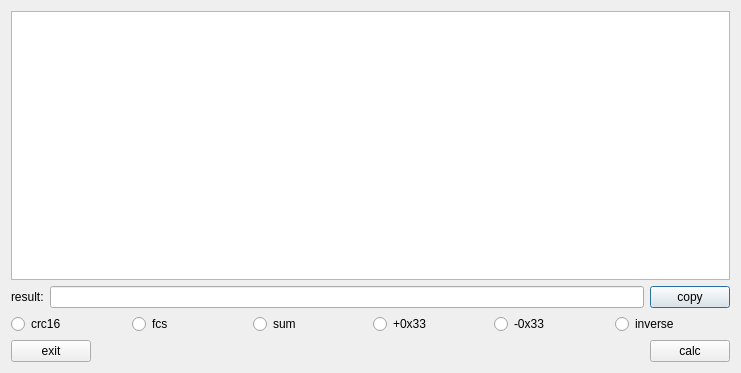
Old version of the form ui/toolsdialog.ui in the repository freudshow/qsvr.
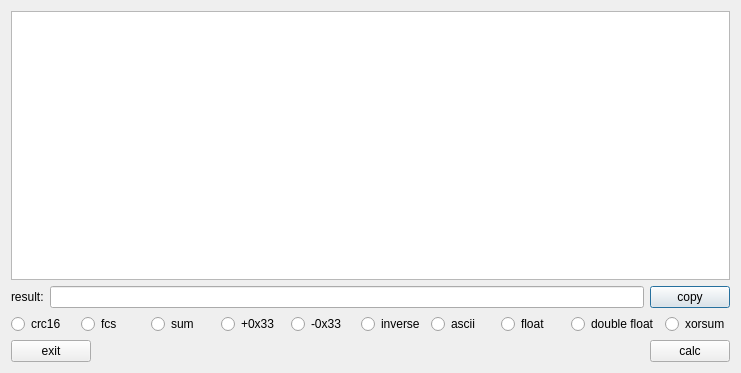
New version of the form.

Diff of the .ui file:
```diff
--- a/ui/toolsdialog.ui
+++ b/ui/toolsdialog.ui
@@ -110,6 +110,46 @@
        </attribute>
       </widget>
      </item>
+     <item>
+      <widget class="QRadioButton" name="rbtn_ascii">
+       <property name="text">
+        <string>ascii</string>
+       </property>
+       <attribute name="buttonGroup">
+        <string notr="true">rbtnGroup_calc</string>
+       </attribute>
+      </widget>
+     </item>
+     <item>
+      <widget class="QRadioButton" name="rbtn_float">
+       <property name="text">
+        <string>float</string>
+       </property>
+       <attribute name="buttonGroup">
+        <string notr="true">rbtnGroup_calc</string>
+       </attribute>
+      </widget>
+     </item>
+     <item>
+      <widget class="QRadioButton" name="rbtn_doubleFloat">
+       <property name="text">
+        <string>double float</string>
+       </property>
+       <attribute name="buttonGroup">
+        <string notr="true">rbtnGroup_calc</string>
+       </attribute>
+      </widget>
+     </item>
+     <item>
+      <widget class="QRadioButton" name="rbtn_xorsum">
+       <property name="text">
+        <string>xorsum</string>
+       </property>
+       <attribute name="buttonGroup">
+        <string notr="true">rbtnGroup_calc</string>
+       </attribute>
+      </widget>
+     </item>
     </layout>
    </item>
    <item row="3" column="0">
```
